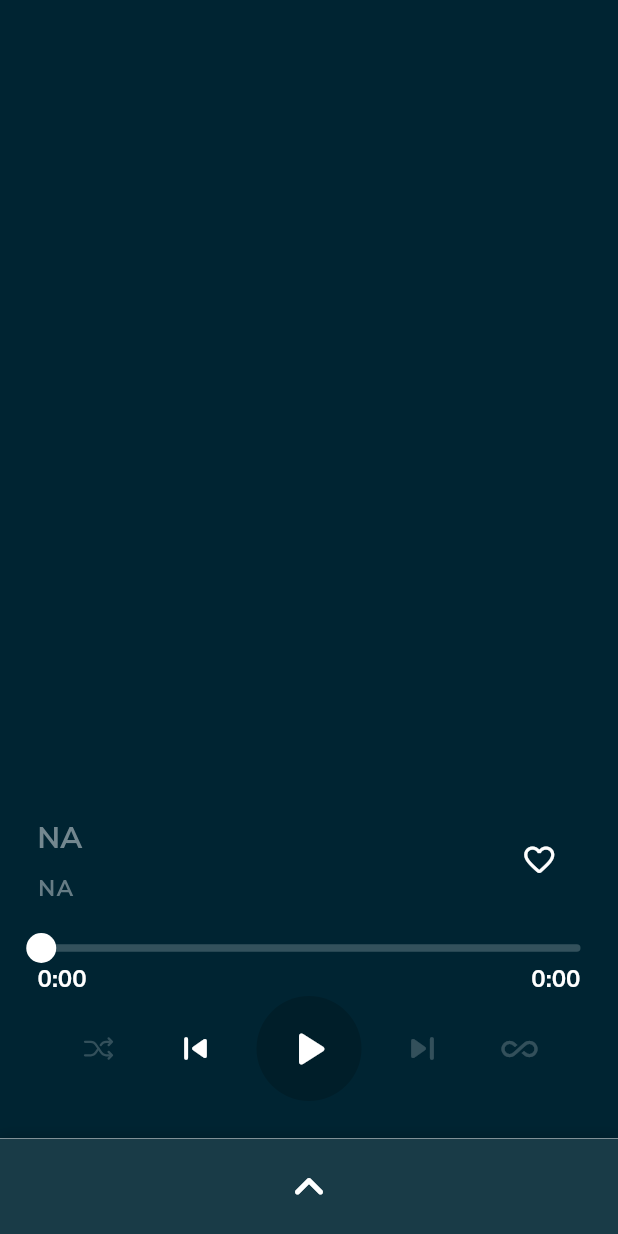
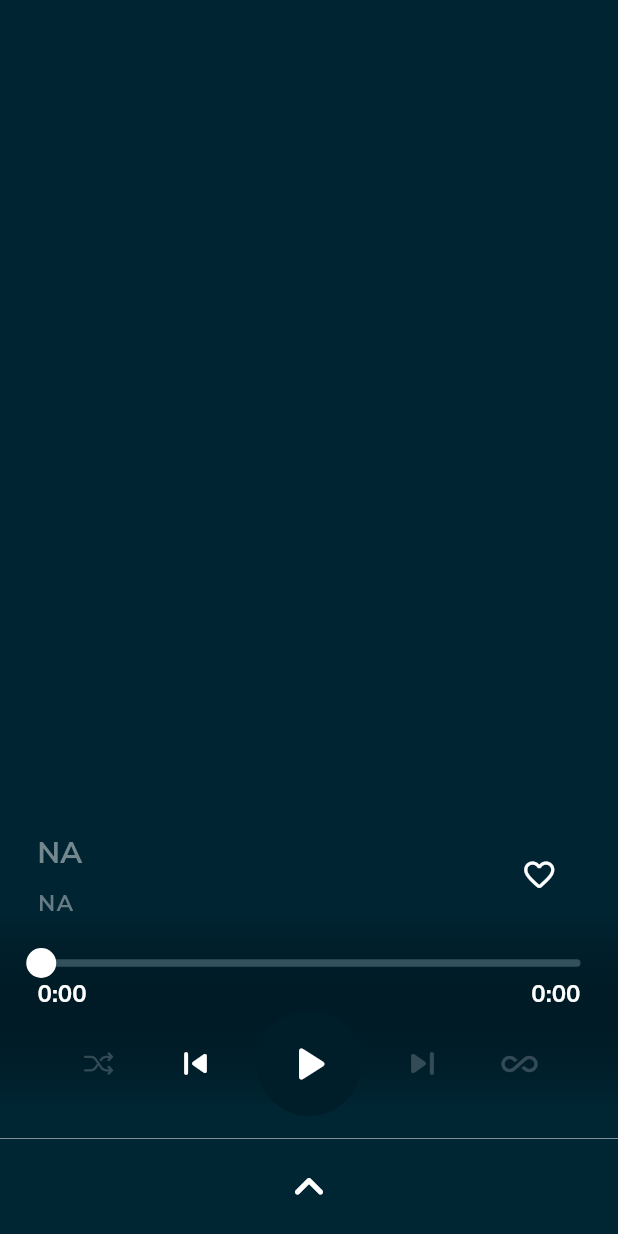
Before and after one commit to anandnet/Harmony-Music, a Flutter app: the Player screen opened directly, on a phone screen of 412 x 824 dp. Run offline on Flutter 3.47's test engine with Material 3 defaults, Android fonts, the phone set to English and light mode, and no system bars; drawn by our look-alikes of audio_video_progress_bar; our stand-ins replace app_links, audio_service, buttons_tabbar, cached_network_image, dio, file_picker and 14 more; missing offline and left inert: audiotags, device_equalizer, flutter_lyric, just_audio_media_kit, media_kit, player_response and 7 more; accounts and stored records are empty; network calls fail.

Commit message:
Transparent bottom #177

```diff
--- a/lib/ui/player/player.dart
+++ b/lib/ui/player/player.dart
@@ -33,6 +33,7 @@ class Player extends StatelessWidget {
         : playerArtImageSize;
     return Scaffold(
       body: SlidingUpPanel(
+          boxShadow: const [],
           minHeight: 65 + Get.mediaQuery.padding.bottom,
           maxHeight: size.height,
           isDraggable: !GetPlatform.isDesktop,
@@ -43,7 +44,7 @@ class Player extends StatelessWidget {
               }
             },
             child: Container(
-                color: Theme.of(context).bottomSheetTheme.modalBarrierColor,
+                color: Theme.of(context).primaryColor,
                 child: Column(
                   children: [
                     SizedBox(
@@ -138,8 +139,38 @@ class Player extends StatelessWidget {
 
               BackdropFilter(
                 filter: ImageFilter.blur(sigmaX: 10.0, sigmaY: 10.0),
-                child: Container(
-                    color: Theme.of(context).primaryColor.withOpacity(0.90)),
+                child: Stack(
+                  children: [
+                    // opacity effect on background
+                    Positioned.fill(
+                      child: Container(
+                        decoration: BoxDecoration(
+                          color:
+                              Theme.of(context).primaryColor.withOpacity(0.85),
+                        ),
+                      ),
+                    ),
+                    // hide queue header
+                    Align(
+                      alignment: Alignment.bottomCenter,
+                      child: Container(
+                        height: 65 + Get.mediaQuery.padding.bottom + 150,
+                        decoration: BoxDecoration(
+                          gradient: LinearGradient(
+                            colors: [
+                              Theme.of(context).primaryColor,
+                              Theme.of(context).primaryColor,
+                              Colors.transparent,
+                            ],
+                            begin: Alignment.bottomCenter,
+                            end: Alignment.topCenter,
+                            stops: const [0, 0.4, 1],
+                          ),
+                        ),
+                      ),
+                    ),
+                  ],
+                ),
               ),
 
               //Player Top content
@@ -194,7 +225,7 @@ class Player extends StatelessWidget {
                           Expanded(child: Container()),
                           Padding(
                             padding: EdgeInsets.only(
-                                bottom: 90 + Get.mediaQuery.padding.bottom),
+                                bottom: 80 + Get.mediaQuery.padding.bottom),
                             child: Container(
                                 constraints:
                                     const BoxConstraints(maxWidth: 500),
```
